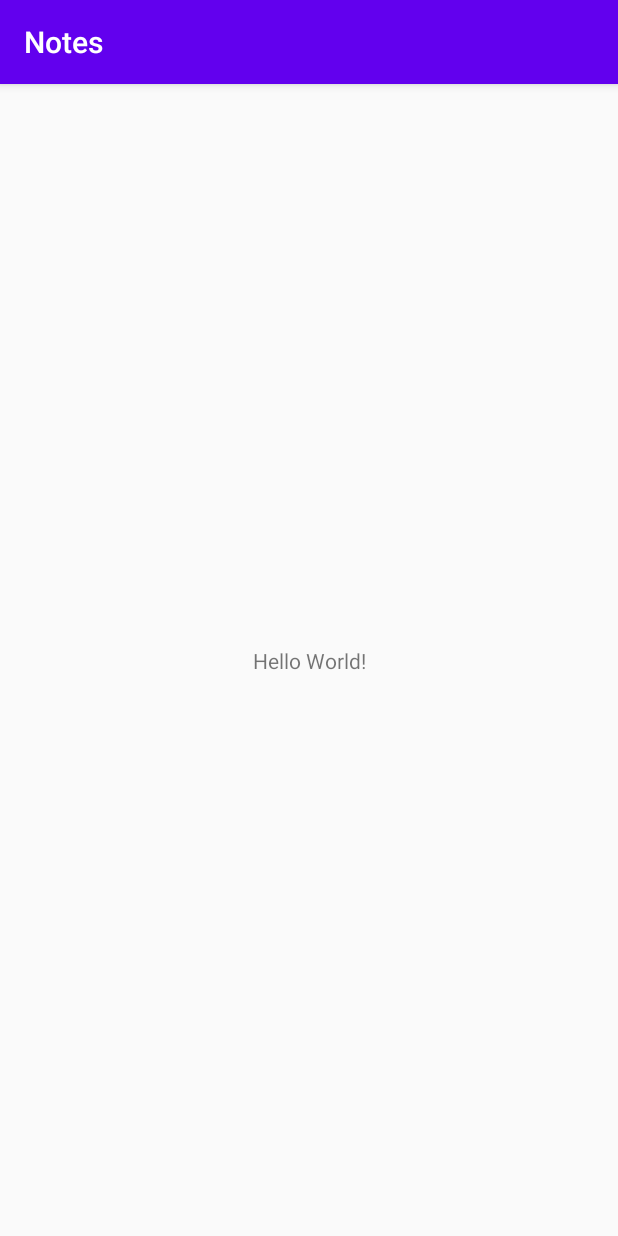
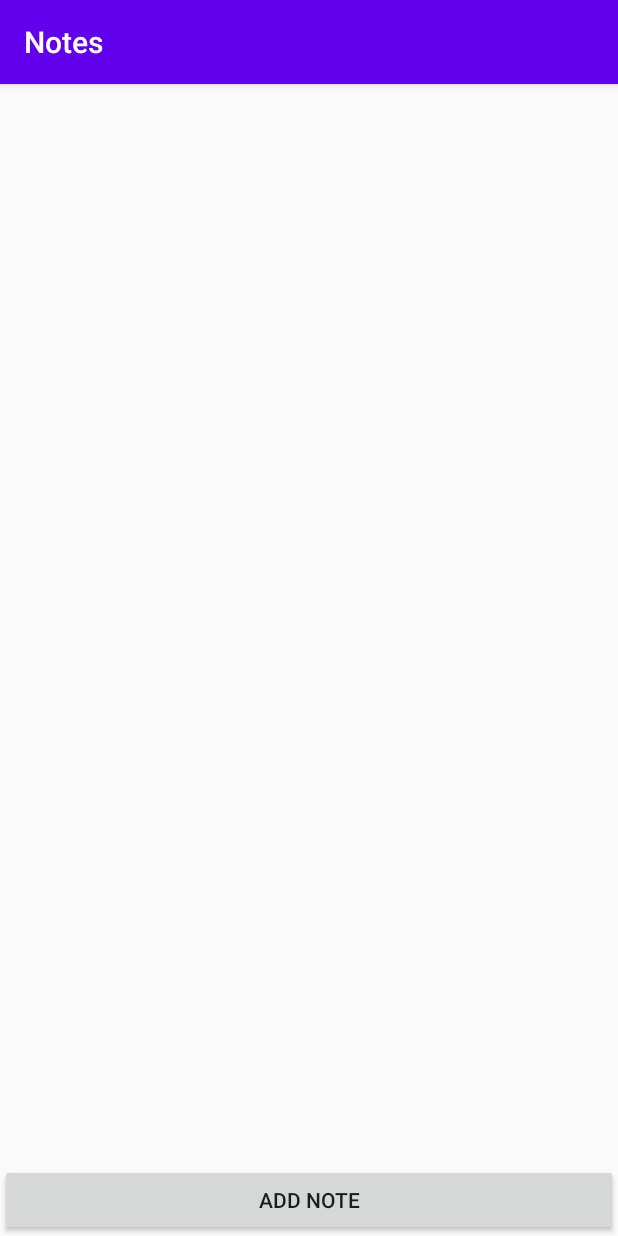
Before and after one commit to Arsenko/diplom, an Android app: the MainActivity screen opened directly, with no data from a screen before it, on a phone screen of 412 x 824 dp. Run offline under Robolectric (Android 15) with nearby library versions, the phone set to English and light mode, and no system bars; 3 statements that could not run were skipped.

Commit message:
going to ubuntu

```diff
--- a/app/src/main/java/com/example/notes/EnterActivity.java
+++ b/app/src/main/java/com/example/notes/EnterActivity.java
@@ -52,10 +52,11 @@ public class EnterActivity extends AppCompatActivity {
                 if(queryCursor.moveToFirst()) {
                     Intent toMain = new Intent(this, MainActivity.class);
                     toMain.putExtra(db.KEY_NAME, name);
-                    toMain.putExtra(db.KEY_ADMIN, cashedPass);
+                    toMain.putExtra(db.KEY_ADMIN, queryCursor.getInt(queryCursor.getColumnIndex(db.KEY_ADMIN)));
                     startActivity(toMain);
                 }
             }
+            queryCursor.close();
         }
     }
 
--- a/app/src/main/java/com/example/notes/MainActivity.java
+++ b/app/src/main/java/com/example/notes/MainActivity.java
@@ -3,6 +3,9 @@ package com.example.notes;
 import androidx.appcompat.app.AppCompatActivity;
 
 import android.os.Bundle;
+import android.widget.Button;
+import android.widget.ListView;
+import android.widget.SimpleAdapter;
 
 public class MainActivity extends AppCompatActivity {
 
@@ -10,5 +13,14 @@ public class MainActivity extends AppCompatActivity {
     protected void onCreate(Bundle savedInstanceState) {
         super.onCreate(savedInstanceState);
         setContentView(R.layout.activity_main);
+        init();
+    }
+    private void init(){
+        Button btnAdd=findViewById(R.id.btnAdd);
+        ListView notesList=findViewById(R.id.notesList);
+        AdapterList adapterList=new AdapterList(getIntent().getExtras().getInt(DbHelper.KEY_ADMIN),getIntent().getExtras().getString(DbHelper.KEY_NAME),this);
+        SimpleAdapter adapter=adapterList.createAdapter(this);
+        notesList.setAdapter(adapter);
+        adapter.notifyDataSetChanged();
     }
 }
--- a/app/src/main/res/layout/activity_main.xml
+++ b/app/src/main/res/layout/activity_main.xml
@@ -6,13 +6,24 @@
     android:layout_height="match_parent"
     tools:context=".MainActivity">
 
-    <TextView
-        android:layout_width="wrap_content"
+    <Button
+        android:id="@+id/btnAdd"
+        android:layout_width="0dp"
         android:layout_height="wrap_content"
-        android:text="Hello World!"
+        android:text="@string/add_button"
         app:layout_constraintBottom_toBottomOf="parent"
-        app:layout_constraintLeft_toLeftOf="parent"
-        app:layout_constraintRight_toRightOf="parent"
-        app:layout_constraintTop_toTopOf="parent" />
+        app:layout_constraintEnd_toEndOf="parent"
+        app:layout_constraintStart_toStartOf="parent" />
 
+    <ListView
+        android:id="@+id/notesList"
+        android:layout_width="0dp"
+        android:layout_height="0dp"
+        android:layout_margin="5dp"
+        app:layout_constraintBottom_toTopOf="@+id/btnAdd"
+        app:layout_constraintEnd_toEndOf="parent"
+        app:layout_constraintStart_toStartOf="parent"
+        app:layout_constraintTop_toTopOf="parent">
+
+    </ListView>
 </androidx.constraintlayout.widget.ConstraintLayout>
--- a/app/src/main/res/values/strings.xml
+++ b/app/src/main/res/values/strings.xml
@@ -13,4 +13,6 @@
     <string name="cancel_number">C</string>
     <string name="pin_enter">Enter pin:</string>
     <string name="name_hint">Enter your name</string>
+    <string name="add_button">Add note</string>
+    <string name="save_button">Save</string>
 </resources>
```
Also changed, not shown: app/src/main/java/com/example/notes/AdapterList.java (added, +64 -0 lines), app/src/main/java/com/example/notes/AddActivity.java (added, +14 -0 lines), app/src/main/java/com/example/notes/DbHelper.java (+9 -3 lines), app/src/main/res/layout/activity_add.xml (added, +47 -0 lines), app/src/main/res/layout/list_item.xml (added, +31 -0 lines), 1 other file.
